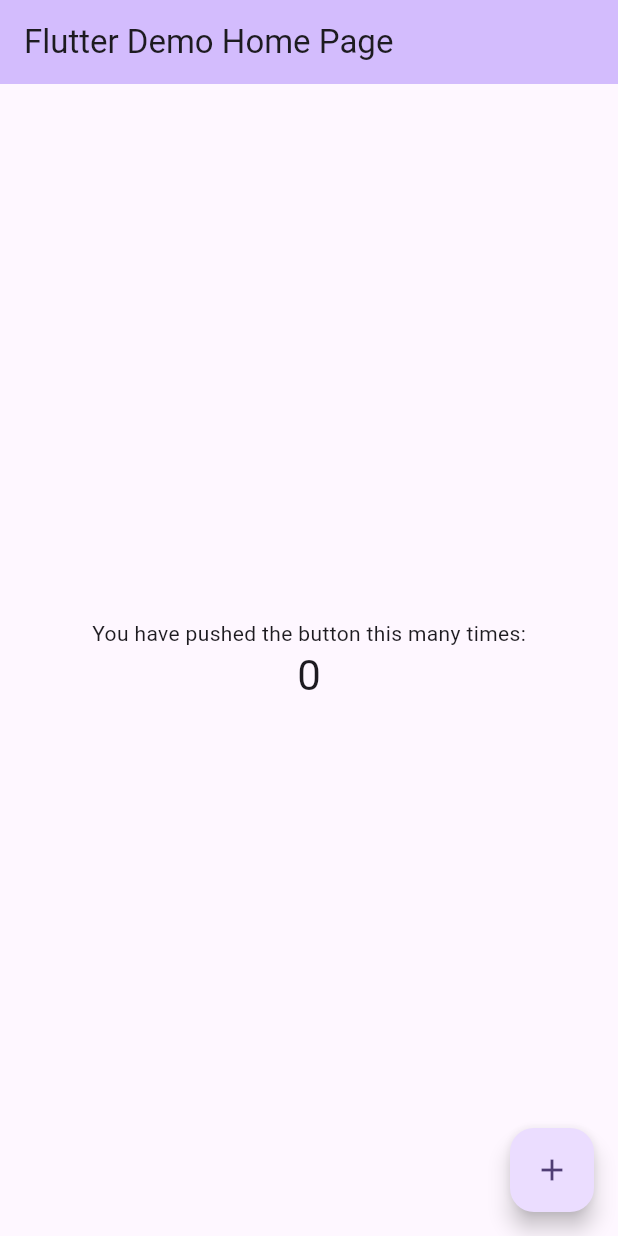
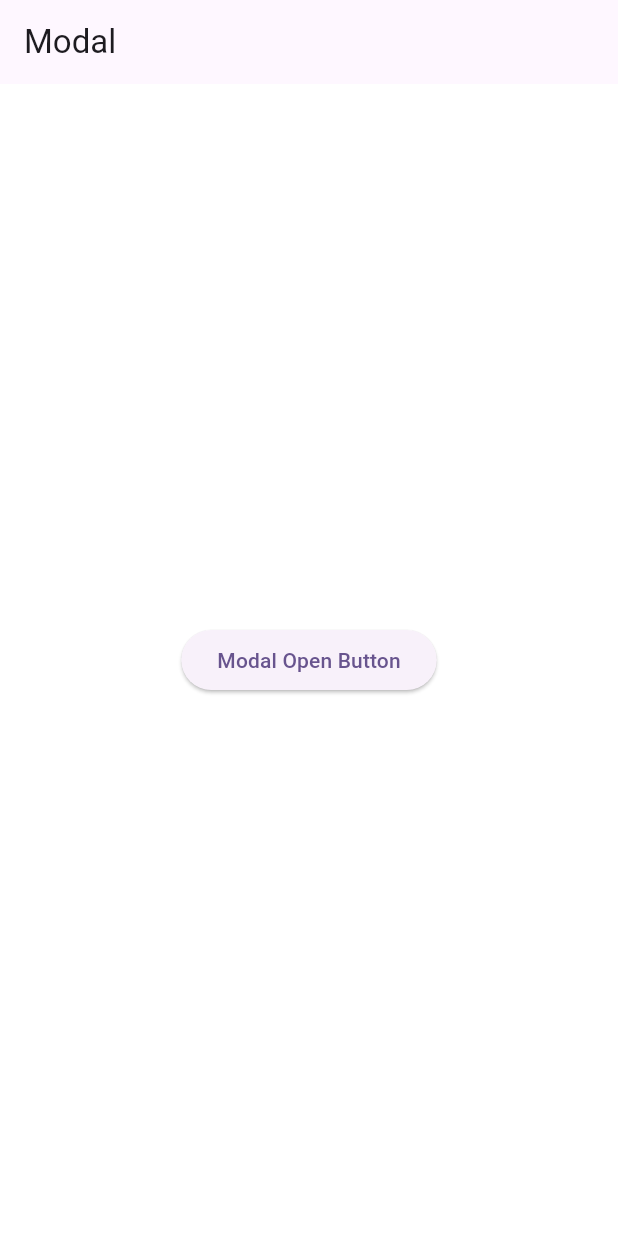
Before and after one commit to TomoyaMizumori/documents, a Flutter app: the screen it shows after launch, on a phone screen of 412 x 824 dp. Run offline on Flutter 3.47's test engine with Material 3 defaults, Android fonts, the light colour scheme and no system bars.

Commit message:
modal終了

```diff
--- a/flutter/modal_practice/lib/main.dart
+++ b/flutter/modal_practice/lib/main.dart
@@ -31,13 +31,13 @@
         colorScheme: ColorScheme.fromSeed(seedColor: Colors.deepPurple),
         useMaterial3: true,
       ),
-      home: const MyHomePage(title: 'Flutter Demo Home Page'),
+      home: const ModalWidget(title: 'Flutter Demo Home Page'),
     );
   }
 }
 
-class MyHomePage extends StatefulWidget {
-  const MyHomePage({super.key, required this.title});
+class ModalWidget extends StatefulWidget {
+  const ModalWidget({super.key, required this.title});
 
   // This widget is the home page of your application. It is stateful, meaning
   // that it has a State object (defined below) that contains fields that affect
@@ -51,75 +51,63 @@
   final String title;
 
   @override
-  State<MyHomePage> createState() => _MyHomePageState();
+  State<ModalWidget> createState() => _ModalWidgetState();
 }
 
-class _MyHomePageState extends State<MyHomePage> {
-  int _counter = 0;
-
-  void _incrementCounter() {
-    setState(() {
-      // This call to setState tells the Flutter framework that something has
-      // changed in this State, which causes it to rerun the build method below
-      // so that the display can reflect the updated values. If we changed
-      // _counter without calling setState(), then the build method would not be
-      // called again, and so nothing would appear to happen.
-      _counter++;
-    });
-  }
+class _ModalWidgetState extends State<ModalWidget> {
+  bool modalFlag = false;
 
   @override
   Widget build(BuildContext context) {
-    // This method is rerun every time setState is called, for instance as done
-    // by the _incrementCounter method above.
-    //
-    // The Flutter framework has been optimized to make rerunning build methods
-    // fast, so that you can just rebuild anything that needs updating rather
-    // than having to individually change instances of widgets.
     return Scaffold(
       appBar: AppBar(
-        // TRY THIS: Try changing the color here to a specific color (to
-        // Colors.amber, perhaps?) and trigger a hot reload to see the AppBar
-        // change color while the other colors stay the same.
-        backgroundColor: Theme.of(context).colorScheme.inversePrimary,
-        // Here we take the value from the MyHomePage object that was created by
-        // the App.build method, and use it to set our appbar title.
-        title: Text(widget.title),
+        title: const Text('Modal'),
       ),
-      body: Center(
-        // Center is a layout widget. It takes a single child and positions it
-        // in the middle of the parent.
-        child: Column(
-          // Column is also a layout widget. It takes a list of children and
-          // arranges them vertically. By default, it sizes itself to fit its
-          // children horizontally, and tries to be as tall as its parent.
-          //
-          // Column has various properties to control how it sizes itself and
-          // how it positions its children. Here we use mainAxisAlignment to
-          // center the children vertically; the main axis here is the vertical
-          // axis because Columns are vertical (the cross axis would be
-          // horizontal).
-          //
-          // TRY THIS: Invoke "debug painting" (choose the "Toggle Debug Paint"
-          // action in the IDE, or press "p" in the console), to see the
-          // wireframe for each widget.
-          mainAxisAlignment: MainAxisAlignment.center,
-          children: <Widget>[
-            const Text(
-              'You have pushed the button this many times:',
-            ),
-            Text(
-              '$_counter',
-              style: Theme.of(context).textTheme.headlineMedium,
-            ),
-          ],
+      body: Container(
+        color: modalFlag ? Colors.grey : Colors.white,
+        child: Center(
+          child: Stack(
+            alignment: AlignmentDirectional.center,
+            children: [
+              Padding(
+                padding: const EdgeInsets.all(16),
+                child: ElevatedButton(
+                  child: const Text('Modal Open Button'),
+                  onPressed: () => setState(
+                    () {
+                      modalFlag = !modalFlag;
+                    },
+                  ),
+                ),
+              ),
+              if (modalFlag)
+                Container(
+                  padding: EdgeInsets.all(32),
+                  margin: EdgeInsets.all(32),
+                  color: Colors.white,
+                  width: double.infinity,
+                  child: Column(
+                    mainAxisSize: MainAxisSize.min,
+                    children: [
+                      const Text(
+                        'Modal',
+                        style: TextStyle(
+                          fontSize: 16,
+                          fontWeight: FontWeight.bold,
+                        ),
+                      ),
+                      IconButton(
+                          onPressed: () => setState(() {
+                                modalFlag = !modalFlag;
+                              }),
+                          icon: Icon(Icons.close)),
+                    ],
+                  ),
+                )
+            ],
+          ),
         ),
       ),
-      floatingActionButton: FloatingActionButton(
-        onPressed: _incrementCounter,
-        tooltip: 'Increment',
-        child: const Icon(Icons.add),
-      ), // This trailing comma makes auto-formatting nicer for build methods.
     );
   }
 }
```
